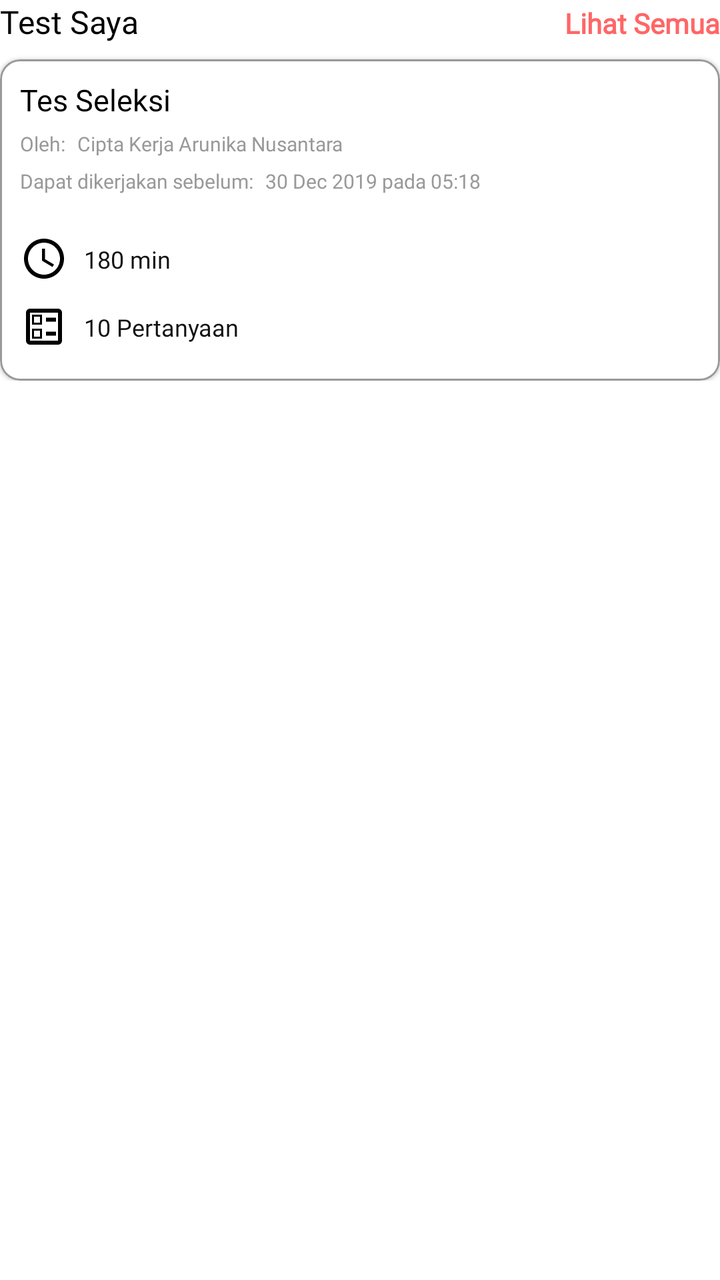
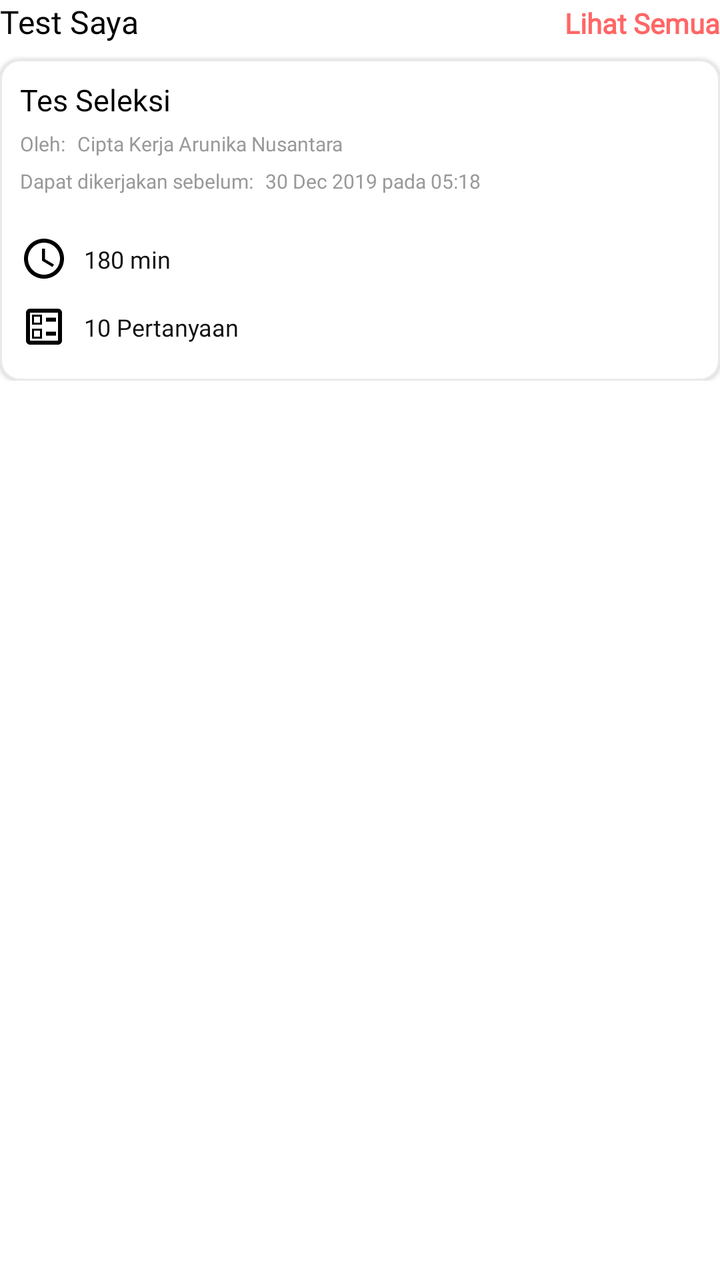

Before-and-after screenshots of an Android layout around one commit, followed by the original layout XML and the change that was made.
<!-- AndroidManifest.xml: application theme Theme.Kerjaloka -->
<!-- res/layout/section_my_test.xml -->
<?xml version="1.0" encoding="utf-8"?>
<LinearLayout xmlns:android="http://schemas.android.com/apk/res/android"
    xmlns:tools="http://schemas.android.com/tools"
    android:layout_width="match_parent"
    android:layout_height="wrap_content"
    android:orientation="vertical"
    android:layout_marginTop="15dp">

    <LinearLayout
        android:layout_width="match_parent"
        android:layout_height="wrap_content"
        android:orientation="vertical"
        tools:ignore="UselessParent">

        <LinearLayout
            android:layout_width="match_parent"
            android:layout_height="wrap_content"
            android:orientation="horizontal"
            android:weightSum="1">

            <TextView
                android:layout_width="wrap_content"
                android:layout_height="wrap_content"
                android:layout_weight="1"
                android:fontFamily="@font/poppins_bold"
                android:text="@string/my_test"
                android:textColor="@color/black"
                android:textSize="16sp" />

            <TextView
                android:id="@+id/btn_see_all"
                android:layout_width="wrap_content"
                android:layout_height="wrap_content"
                android:layout_weight="2"
                android:clickable="true"
                android:focusable="true"
                android:fontFamily="@font/poppins_bold"
                android:text="@string/see_all"
                android:textColor="@color/danger_500"
                android:textSize="14sp"
                android:textStyle="bold" />
        </LinearLayout>

        <com.google.android.material.card.MaterialCardView xmlns:app="http://schemas.android.com/apk/res-auto"
            android:id="@+id/card_test"
            android:layout_width="match_parent"
            android:layout_height="wrap_content"
            android:layout_marginTop="8dp"
            android:checkable="true"
            android:clickable="true"
            android:focusable="true"
            app:cardCornerRadius="10dp"
            app:strokeColor="@color/trueGray_50"
            app:strokeWidth="1dp"
            >

            <LinearLayout
                android:layout_width="match_parent"
                android:layout_height="wrap_content"
                android:orientation="vertical"
                android:paddingHorizontal="10dp"
                android:paddingVertical="10dp">

                <TextView
                    android:id="@+id/title_test"
                    android:layout_width="wrap_content"
                    android:layout_height="wrap_content"
                    android:fontFamily="@font/poppins_bold"
                    android:text="@string/title_test"
                    android:textColor="@color/black"
                    android:textSize="15sp" />

                <LinearLayout
                    android:layout_width="match_parent"
                    android:layout_height="wrap_content"
                    android:layout_marginTop="5dp">

                    <TextView
                        android:layout_width="wrap_content"
                        android:layout_height="wrap_content"
                        android:fontFamily="@font/poppins"
                        android:paddingEnd="6dp"
                        android:text="@string/by_company"
                        android:textColor="@color/trueGray_50"
                        android:textSize="10sp"
                        tools:ignore="RtlSymmetry,SmallSp" />

                    <TextView
                        android:id="@+id/company_name"
                        android:layout_width="wrap_content"
                        android:layout_height="wrap_content"
                        android:fontFamily="@font/poppins"
                        android:text="@string/company_name"
                        android:textColor="@color/trueGray_50"
                        android:textSize="10sp"
                        tools:ignore="SmallSp" />
                </LinearLayout>

                <LinearLayout
                    android:layout_width="match_parent"
                    android:layout_height="wrap_content"
                    android:layout_marginTop="5dp"
                    android:layout_marginBottom="15dp">

                    <TextView
                        android:layout_width="wrap_content"
                        android:layout_height="wrap_content"
                        android:fontFamily="@font/poppins"
                        android:paddingEnd="6dp"
                        android:text="@string/sub_title_test"
                        android:textColor="@color/trueGray_50"
                        android:textSize="10sp"
                        tools:ignore="RtlSymmetry,SmallSp" />

                    <TextView
                        android:id="@+id/date_test"
                        android:layout_width="wrap_content"
                        android:layout_height="wrap_content"
                        android:fontFamily="@font/poppins"
                        android:text="@string/date_test"
                        android:textColor="@color/trueGray_50"
                        android:textSize="10sp"
                        tools:ignore="SmallSp" />
                </LinearLayout>

                <LinearLayout
                    android:layout_width="match_parent"
                    android:layout_height="wrap_content"
                    android:paddingVertical="5dp"
                    tools:ignore="UseCompoundDrawables">

                    <ImageView
                        android:layout_width="wrap_content"
                        android:layout_height="match_parent"
                        android:src="@drawable/ic_timer" />

                    <TextView
                        android:id="@+id/duration_test"
                        android:layout_width="wrap_content"
                        android:layout_height="match_parent"
                        android:layout_marginStart="8dp"
                        android:fontFamily="@font/poppins"
                        android:paddingTop="4dp"
                        android:text="@string/timer_text"
                        android:textAlignment="center"
                        android:textColor="@color/dark_100"
                        android:textSize="12sp" />
                </LinearLayout>
                <LinearLayout
                    android:layout_width="match_parent"
                    android:layout_height="wrap_content"
                    android:paddingVertical="5dp"
                    tools:ignore="UseCompoundDrawables">

                    <ImageView
                        android:layout_width="wrap_content"
                        android:layout_height="match_parent"
                        android:src="@drawable/ic_test_outlined" />

                    <TextView
                        android:id="@+id/question_test"
                        android:layout_width="wrap_content"
                        android:layout_height="match_parent"
                        android:layout_marginStart="8dp"
                        android:fontFamily="@font/poppins"
                        android:paddingTop="4dp"
                        android:text="10 Pertanyaan"
                        android:textAlignment="center"
                        android:textColor="@color/dark_100"
                        android:textSize="12sp" />
                </LinearLayout>

            </LinearLayout>
        </com.google.android.material.card.MaterialCardView>


    </LinearLayout>

</LinearLayout>
<!-- resources referenced by this layout -->
<resources>
  <color name="black">#FF000000</color>
  <color name="danger_500">#FF6666</color>
  <color name="dark_100">#111111</color>
  <color name="trueGray_50">#999999</color>
  <!-- drawable ic_test_outlined (drawable) -->
  <vector android:height="24dp" android:tint="#000000"
      android:viewportHeight="24" android:viewportWidth="24"
      android:width="24dp" xmlns:android="http://schemas.android.com/apk/res/android">
      <path android:fillColor="@android:color/white" android:pathData="M13,7.5h5v2h-5zM13,14.5h5v2h-5zM19,3L5,3c-1.1,0 -2,0.9 -2,2v14c0,1.1 0.9,2 2,2h14c1.1,0 2,-0.9 2,-2L21,5c0,-1.1 -0.9,-2 -2,-2zM19,19L5,19L5,5h14v14zM11,6L6,6v5h5L11,6zM10,10L7,10L7,7h3v3zM11,13L6,13v5h5v-5zM10,17L7,17v-3h3v3z"/>
  </vector>
  <!-- drawable ic_timer (drawable) -->
  <vector android:height="24dp" android:tint="#000000"
      android:viewportHeight="24" android:viewportWidth="24"
      android:width="24dp" xmlns:android="http://schemas.android.com/apk/res/android">
      <path android:fillColor="@android:color/white" android:pathData="M11.99,2C6.47,2 2,6.48 2,12s4.47,10 9.99,10C17.52,22 22,17.52 22,12S17.52,2 11.99,2zM12,20c-4.42,0 -8,-3.58 -8,-8s3.58,-8 8,-8 8,3.58 8,8 -3.58,8 -8,8z"/>
      <path android:fillColor="@android:color/white" android:pathData="M12.5,7H11v6l5.25,3.15 0.75,-1.23 -4.5,-2.67z"/>
  </vector>
  <string name="by_company">Oleh:</string>
  <string name="company_name">Cipta Kerja Arunika Nusantara</string>
  <string name="date_test">30 Dec 2019 pada 05:18</string>
  <string name="my_test">Test Saya</string>
  <string name="see_all">Lihat Semua</string>
  <string name="sub_title_test">Dapat dikerjakan sebelum:</string>
  <string name="timer_text">180 min</string>
  <string name="title_test">Tes Seleksi</string>
  <style name="Theme.Kerjaloka" parent="Theme.MaterialComponents.DayNight.NoActionBar">
          
          <item name="colorPrimary">@color/danger_500</item>
          <item name="colorPrimaryVariant">@color/danger_500</item>
          <item name="colorOnPrimary">@color/white</item>
          
          <item name="colorSecondary">@color/danger_500</item>
          <item name="colorSecondaryVariant">@color/danger_500</item>
          <item name="colorOnSecondary">@color/black</item>
          
          <item name="android:statusBarColor" tools:targetApi="l">?attr/colorPrimaryVariant</item>
          
  
      </style>
  <color name="white">#FFFFFFFF</color>
</resources>

<!-- the commit's change to res/layout/section_my_test.xml (unified diff, before → after) -->
@@ -50,7 +50,7 @@
             android:clickable="true"
             android:focusable="true"
             app:cardCornerRadius="10dp"
-            app:strokeColor="@color/trueGray_50"
+            app:strokeColor="@color/light_500"
             app:strokeWidth="1dp"
             >
 
<!-- resource entries referenced after the edit -->
@@ -3,6 +3,7 @@
   <color name="black">#FF000000</color>
   <color name="danger_500">#FF6666</color>
   <color name="dark_100">#111111</color>
+  <color name="light_500">#E9E9E9</color>
   <color name="trueGray_50">#999999</color>
   <!-- drawable ic_test_outlined (drawable) -->
   <vector android:height="24dp" android:tint="#000000"
